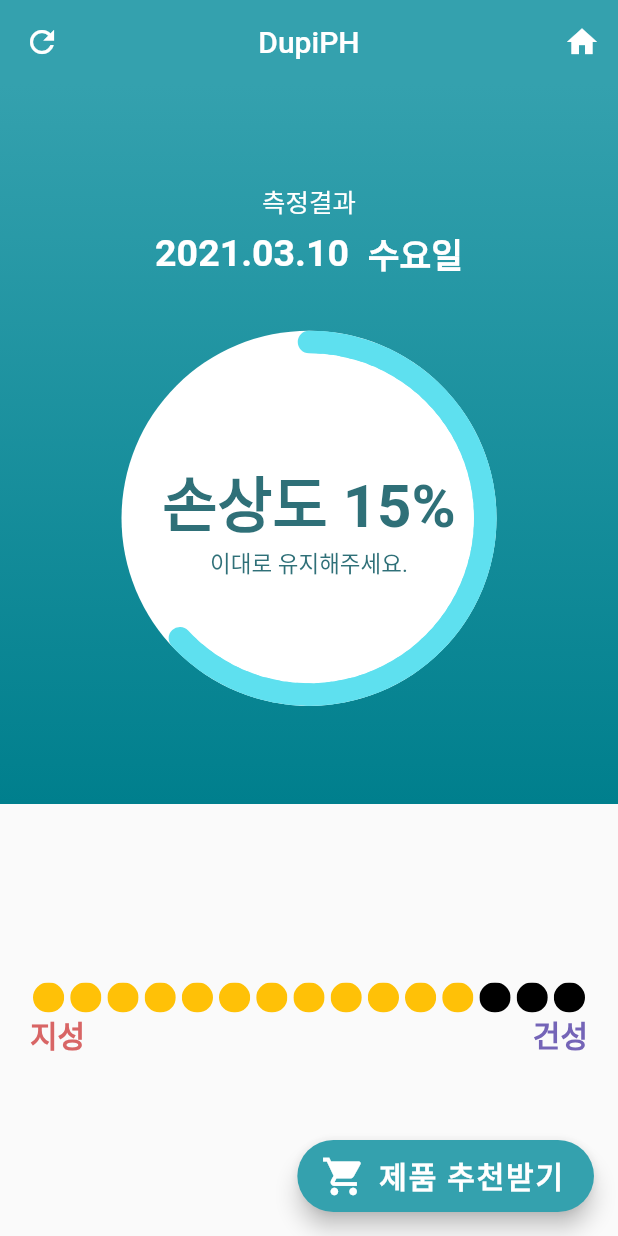
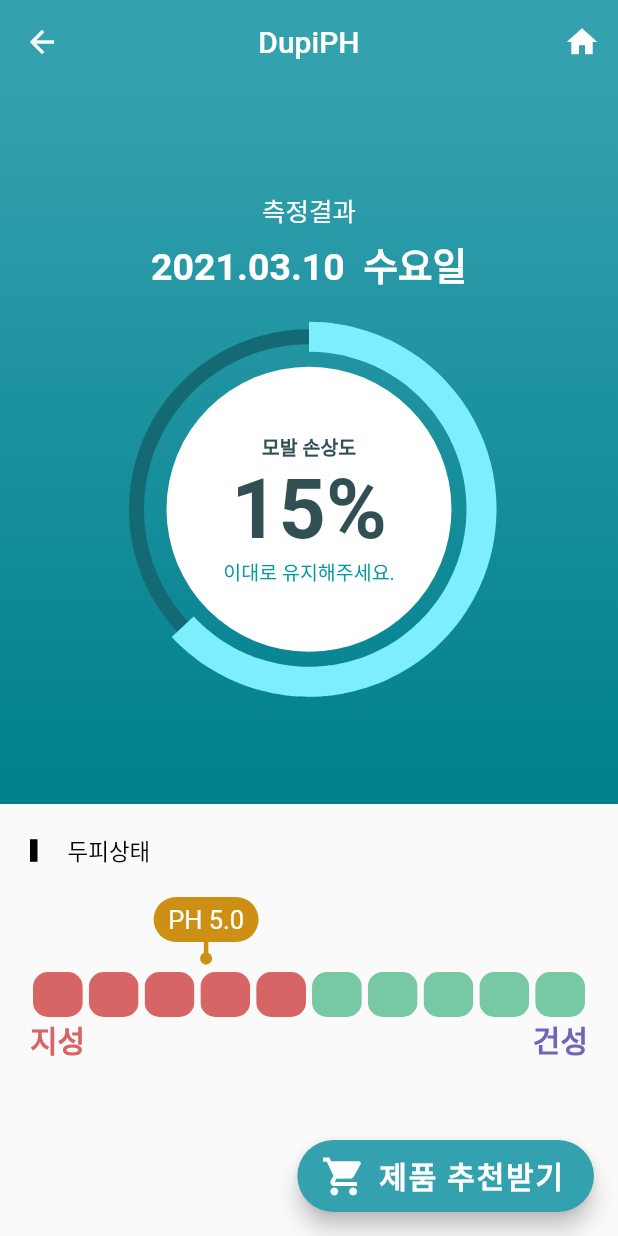
Before and after one commit to Ksanbal/DupiPH, a Flutter app: the ResultPage screen opened directly, on a phone screen of 412 x 824 dp. Run offline on Flutter 3.47's test engine with Material 2 defaults, Android fonts, the phone set to English and light mode, and no system bars; drawn by our look-alikes of step_progress_indicator; our stand-ins replace camera, fl_chart, sqflite; accounts and stored records are empty.

Commit message:
결과 페이지 인디케이터 디자인 확정 및 PH 농도 인디케이터 추가

```diff
--- a/App/dupiph/lib/Result.dart
+++ b/App/dupiph/lib/Result.dart
@@ -1,10 +1,14 @@
 import 'package:flutter/material.dart';
+import 'dart:math' as math;
 import 'package:intl/intl.dart';
 import 'package:step_progress_indicator/step_progress_indicator.dart';
 
 import 'Index.dart';
 
 class ResultPage extends StatefulWidget {
+  ResultPage({Key key, this.color_code}) : super(key: key);
+  final Color color_code;
+
   @override
   _ResultPageState createState() => _ResultPageState();
 }
@@ -17,6 +21,8 @@
   @override
   void initState() {
     super.initState();
+
+    print(widget.color_code);
 
     _controller = AnimationController(
       vsync: this,
@@ -44,13 +50,19 @@
         children: [
           Expanded(
             flex: 5,
-            child: Stack(
-              alignment: Alignment.bottomCenter,
-              children: [
-                // Background
-                _backGround(),
-                // 측정값 & 인디케이터
-                Column(
+            child: Container(
+              width: MediaQuery.of(context).size.width,
+              decoration: BoxDecoration(
+                gradient: LinearGradient(
+                  begin: Alignment.topCenter,
+                  end: Alignment.bottomCenter,
+                  colors: [
+                    Color(0xff34a1ae),
+                    Color(0xff007f8d),
+                  ],
+                ),
+              ),
+              child: Column(
                 mainAxisAlignment: MainAxisAlignment.center,
                 children: [
                   // 측정결과 Text
@@ -59,12 +71,10 @@
                   SizedBox(height: 5),
                   _dateText(),
                   // indicator
-                    SizedBox(height: 35),
+                  SizedBox(height: 20),
                   _circleIndicator(),
-                    // SizedBox(height: 10),
                 ],
               ),
-              ],
             ),
           ),
           Expanded(
@@ -72,8 +82,28 @@
             child: Padding(
               padding: EdgeInsets.all(20),
               child: Column(
-                mainAxisAlignment: MainAxisAlignment.center,
+                mainAxisAlignment: MainAxisAlignment.start,
                 children: [
+                  Row(
+                    children: [
+                      Container(
+                        height: 15,
+                        width: 5,
+                        color: Colors.black,
+                      ),
+                      SizedBox(width: 20),
+                      Text(
+                        '두피상태',
+                        style: TextStyle(
+                          color: Colors.black,
+                          fontSize: 15,
+                        ),
+                      ),
+                    ],
+                  ),
+                  SizedBox(
+                    height: 20,
+                  ),
                   // 지성 - 건성 인디케이터
                   _barIndicator(),
                 ],
@@ -92,14 +122,14 @@
       centerTitle: true,
       elevation: 0,
       backgroundColor: Color(0xff34a1ae),
-      leading: IconButton(
-          icon: Icon(
-            Icons.refresh,
-            color: Colors.white,
-          ),
-          onPressed: () {
-            Navigator.pop(context);
-          }),
+      // leading: IconButton(
+      //     icon: Icon(
+      //       Icons.refresh,
+      //       color: Colors.white,
+      //     ),
+      //     onPressed: () {
+      //       Navigator.pop(context);
+      //     }),
       actions: [
         IconButton(
             icon: Icon(
@@ -113,21 +143,6 @@
               );
             })
       ],
-    );
-  }
-
-  _backGround() {
-    return Container(
-      decoration: BoxDecoration(
-        gradient: LinearGradient(
-          begin: Alignment.topCenter,
-          end: Alignment.bottomCenter,
-          colors: [
-            Color(0xff34a1ae),
-            Color(0xff007f8d),
-          ],
-        ),
-      ),
     );
   }
 
@@ -164,26 +179,13 @@
 
   _dateText() {
     List weekday = ['월요일', '화요일', '수요일', '목요일', '금요일', '토요일', '일요일'];
-    return Row(
-      mainAxisAlignment: MainAxisAlignment.center,
-      children: [
-        Text(
-          '${DateFormat('yyyy.MM.dd').format(DateTime.now())}  ',
+    return Text(
+      '${DateFormat('yyyy.MM.dd').format(DateTime.now())}  ${weekday[DateTime.now().weekday - 1]}',
       style: TextStyle(
         fontSize: 25,
         color: Colors.white,
         fontWeight: FontWeight.bold,
       ),
-        ),
-        Text(
-          '${weekday[DateTime.now().weekday - 1]}',
-          style: TextStyle(
-            fontSize: 23,
-            color: Colors.white,
-            fontWeight: FontWeight.bold,
-          ),
-        ),
-      ],
     );
   }
 
@@ -191,60 +193,145 @@
     return Container(
       width: 250,
       height: 250,
-      decoration: BoxDecoration(
-        shape: BoxShape.circle,
-        color: Colors.white,
-      ),
+      // decoration: BoxDecoration(
+      //   shape: BoxShape.circle,
+      // ),
       child: CircularStepProgressIndicator(
-        startingAngle: 0,
           totalSteps: 100,
           currentStep: _animation.value.toInt(),
-        stepSize: 10,
-        selectedColor: Color(0xff5ee0ef),
-        unselectedColor: Colors.white,
+          selectedColor: Color(0xff7DEFFC),
+          unselectedColor: Color(0xff146A74),
           padding: 0,
           width: 250,
           height: 250,
-        selectedStepSize: 15,
-        roundedCap: (_, __) => true,
+          stepSize: 10,
+          selectedStepSize: 20,
+          child: Center(
+            child: Container(
+              height: 190,
+              width: 190,
+              decoration: BoxDecoration(
+                shape: BoxShape.circle,
+                border: Border.all(
+                  width: 10,
+                  color: Colors.transparent,
+                ),
+                color: Colors.white,
+              ),
               child: Column(
                 mainAxisAlignment: MainAxisAlignment.center,
                 children: [
                   Text(
-              '손상도 15%',
+                    '모발 손상도',
                     style: TextStyle(
-                fontSize: 40,
-                color: Color(0xff2f7078),
+                      fontSize: 13,
+                      color: Color(0xff325054),
+                      fontWeight: FontWeight.bold,
+                    ),
+                  ),
+                  Text(
+                    '15%',
+                    style: TextStyle(
+                      fontSize: 55,
+                      color: Color(0xff325054),
                       fontWeight: FontWeight.bold,
                     ),
                   ),
                   Text(
                     '이대로 유지해주세요.',
                     style: TextStyle(
-                fontSize: 15,
-                color: Color(0xff2f7078),
+                      fontSize: 13,
+                      color: Color(0xff0099A3),
                     ),
                   ),
                 ],
               ),
             ),
+          )),
     );
   }
 
   _barIndicator() {
     return Column(
       children: [
+        // 표시기
+        Row(
+          children: [
+            SizedBox(
+              width: MediaQuery.of(context).size.width / 100 * 20,
+            ),
+            Container(
+              height: 45,
+              width: 70,
+              child: Stack(
+                alignment: Alignment.bottomCenter,
+                children: [
+                  Column(
+                    children: [
+                      Expanded(
+                        flex: 2,
+                        child: Container(
+                          width: 100,
+                          decoration: BoxDecoration(
+                            color: Color(0xffce9014),
+                            borderRadius:
+                                BorderRadius.all(Radius.circular(50.0)),
+                          ),
+                          child: Center(
+                            child: Text(
+                              "PH 5.0",
+                              style: TextStyle(
+                                color: Colors.white,
+                                fontSize: 17,
+                              ),
+                            ),
+                          ),
+                        ),
+                      ),
+                      Spacer(
+                        flex: 1,
+                      ),
+                    ],
+                  ),
+                  Container(
+                    height: 30,
+                    width: 3,
+                    decoration: BoxDecoration(
+                      color: Color(0xffce9014),
+                      borderRadius: BorderRadius.all(Radius.circular(50.0)),
+                    ),
+                  ),
+                  Container(
+                    height: 8,
+                    width: 8,
+                    decoration: BoxDecoration(
+                      color: Color(0xffce9014),
+                      shape: BoxShape.circle,
+                    ),
+                  ),
+                ],
+              ),
+            ),
+          ],
+        ),
+        SizedBox(height: 5),
+        // 인디케이터
         StepProgressIndicator(
-          totalSteps: 15,
-          currentStep: 12,
-          size: 20,
-          selectedColor: Colors.amber,
-          unselectedColor: Colors.black,
+          totalSteps: 10,
+          currentStep: 5,
+          size: 30,
+          padding: 2.0,
           roundedEdges: Radius.circular(10),
-          gradientColor: LinearGradient(
-              begin: Alignment.topCenter,
+          selectedGradientColor: LinearGradient(
+            begin: Alignment.topLeft,
             end: Alignment.bottomRight,
-              colors: [Color(0xffd86565), Color(0xff7464b7)]),
+            colors: [Color(0xffd86565), Color(0xff77C9A3)],
+          ),
+          unselectedGradientColor: LinearGradient(
+            begin: Alignment.topLeft,
+            end: Alignment.bottomRight,
+            colors: [Color(0xff77C9A3), Color(0xff7464b7)],
+          ),
         ),
         Row(
           mainAxisAlignment: MainAxisAlignment.spaceBetween,
```
Lines whose indentation alone changed are shown as unchanged.
